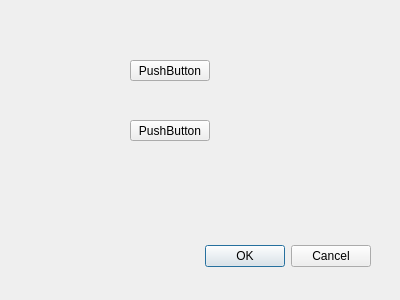
Qt form dialogauth.ui (lozal71/shag_chat_client) before a commit.
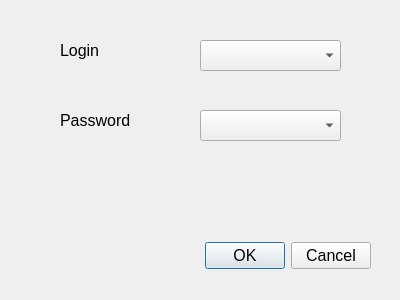
The same form after that commit.

```diff
--- a/dialogauth.ui
+++ b/dialogauth.ui
@@ -10,6 +10,11 @@
     <height>300</height>
    </rect>
   </property>
+  <property name="font">
+   <font>
+    <pointsize>12</pointsize>
+   </font>
+  </property>
   <property name="windowTitle">
    <string>Dialog</string>
   </property>
@@ -29,30 +34,50 @@
     <set>QDialogButtonBox::Cancel|QDialogButtonBox::Ok</set>
    </property>
   </widget>
-  <widget class="QPushButton" name="pushButton">
+  <widget class="QLabel" name="lblLogin">
    <property name="geometry">
     <rect>
-     <x>130</x>
-     <y>60</y>
-     <width>80</width>
+     <x>60</x>
+     <y>40</y>
+     <width>91</width>
      <height>21</height>
     </rect>
    </property>
    <property name="text">
-    <string>PushButton</string>
+    <string>Login</string>
    </property>
   </widget>
-  <widget class="QPushButton" name="pushButton_2">
+  <widget class="QLabel" name="lblPass">
    <property name="geometry">
     <rect>
-     <x>130</x>
-     <y>120</y>
-     <width>80</width>
+     <x>60</x>
+     <y>110</y>
+     <width>91</width>
      <height>21</height>
     </rect>
    </property>
    <property name="text">
-    <string>PushButton</string>
+    <string>Password</string>
+   </property>
+  </widget>
+  <widget class="QComboBox" name="cbxLogin">
+   <property name="geometry">
+    <rect>
+     <x>200</x>
+     <y>40</y>
+     <width>141</width>
+     <height>31</height>
+    </rect>
+   </property>
+  </widget>
+  <widget class="QComboBox" name="cbxPass">
+   <property name="geometry">
+    <rect>
+     <x>200</x>
+     <y>110</y>
+     <width>141</width>
+     <height>31</height>
+    </rect>
    </property>
   </widget>
  </widget>
```
